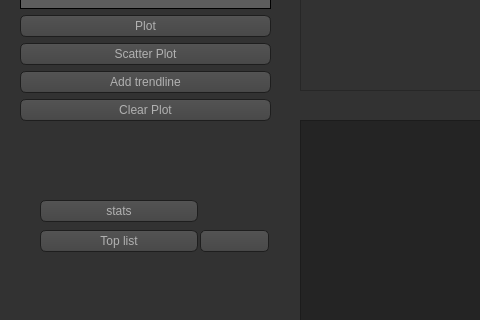
thortom/T-316-GAVI, file Verkefni3/ui/window.ui: the form before one commit; both pictures show x 0 to 480 and y 400 to 720 of the 1283 by 829 pixel window.
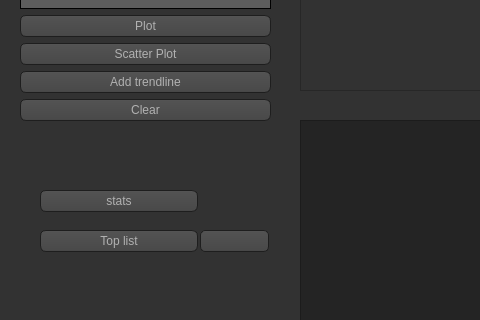
The form after the commit. Icons and pictures are not drawn. Custom widgets are drawn as their Qt base class.

Commit message: fixed clear button

```diff
--- a/Verkefni3/ui/window.ui
+++ b/Verkefni3/ui/window.ui
@@ -529,7 +529,7 @@
      <item>
       <widget class="QPushButton" name="ClearPlot">
        <property name="text">
-        <string>Clear Plot</string>
+        <string>Clear</string>
        </property>
       </widget>
      </item>
@@ -802,7 +802,7 @@
     <property name="geometry">
      <rect>
       <x>40</x>
-      <y>600</y>
+      <y>590</y>
       <width>158</width>
       <height>22</height>
      </rect>
```
The commit also changes 2 other files.
